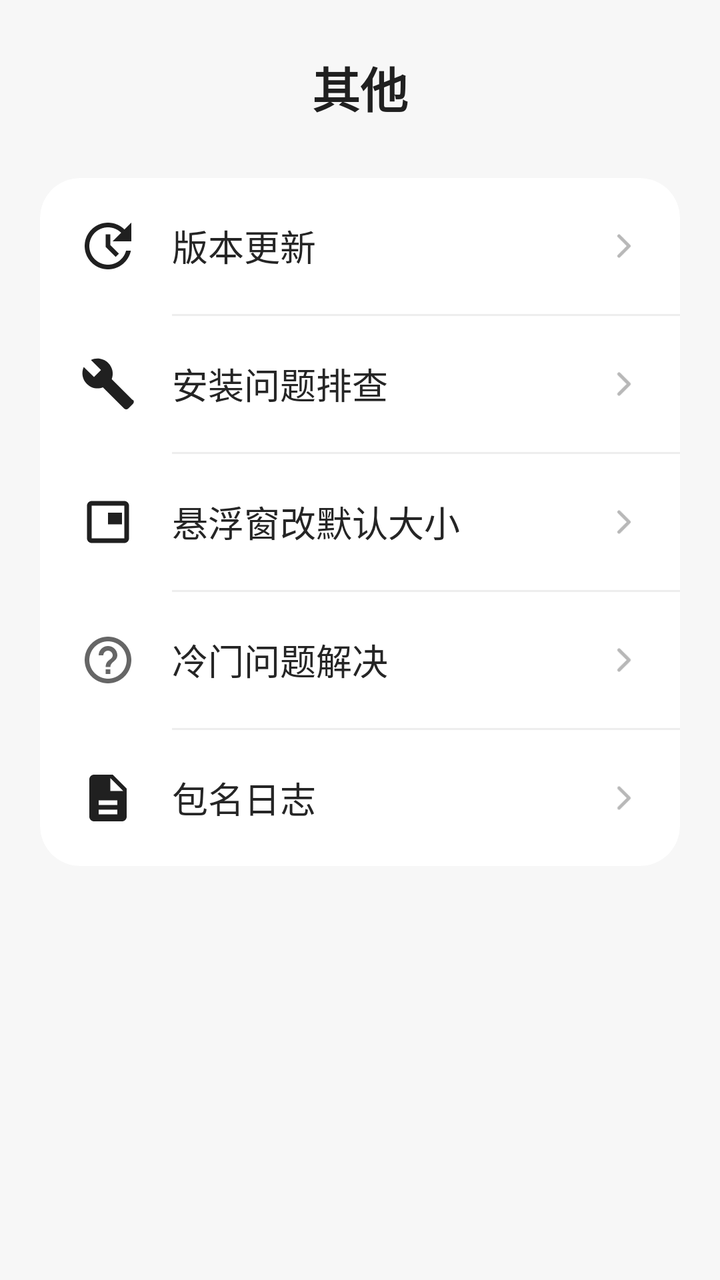
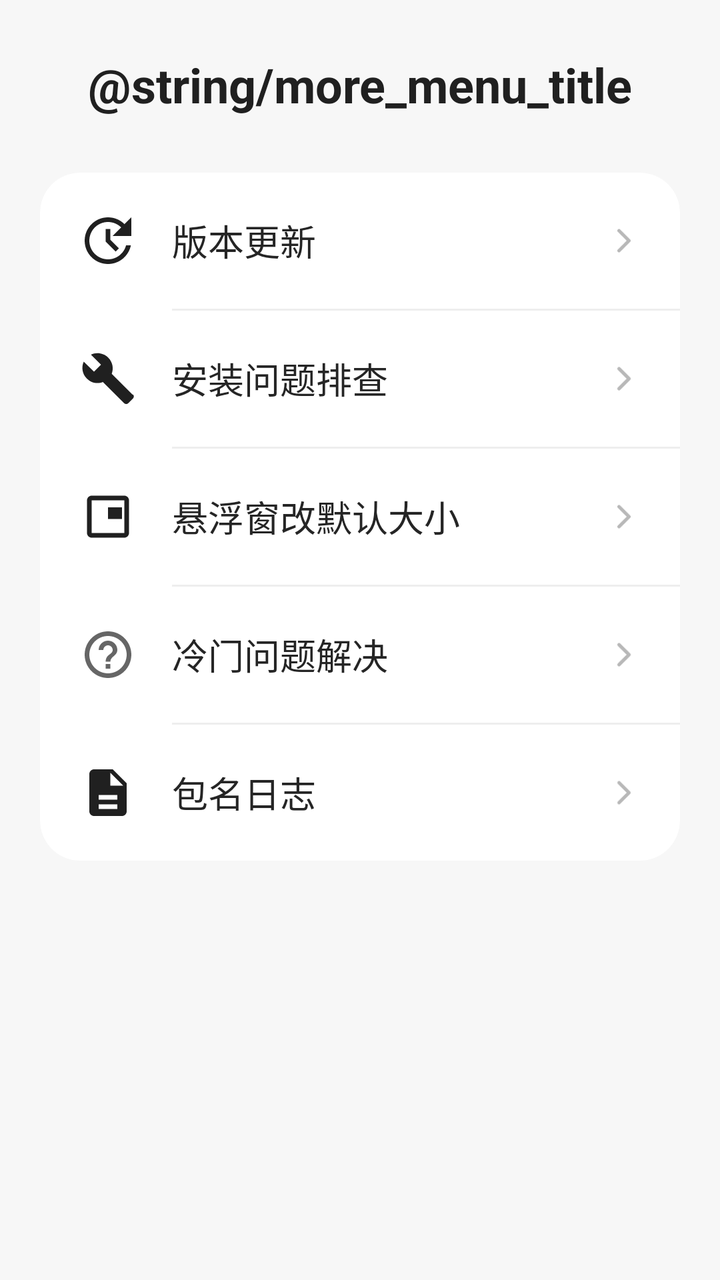

Compare the two renders of this Android layout. The source of the first and the diff that turns it into the second are given below.
<!-- AndroidManifest.xml: application theme Theme.Basic -->
<!-- res/layout/fragment_settings.xml -->
<?xml version="1.0" encoding="utf-8"?>
<ScrollView xmlns:android="http://schemas.android.com/apk/res/android"
    xmlns:app="http://schemas.android.com/apk/res-auto"
    android:layout_width="match_parent"
    android:layout_height="match_parent"
    android:background="#F7F7F7"
    android:clipToPadding="false"
    android:fillViewport="true"
    android:overScrollMode="never">

    <LinearLayout
        android:layout_width="match_parent"
        android:layout_height="wrap_content"
        android:orientation="vertical"
        android:paddingStart="20dp"
        android:paddingTop="26dp"
        android:paddingEnd="20dp"
        android:paddingBottom="32dp">

        <TextView
            android:layout_width="match_parent"
            android:layout_height="wrap_content"
            android:layout_marginBottom="28dp"
            android:gravity="center"
            android:text="@string/other_menu_title"
            android:textColor="#202020"
            android:textSize="24sp"
            android:textStyle="bold" />

        <androidx.cardview.widget.CardView
            android:layout_width="match_parent"
            android:layout_height="wrap_content"
            app:cardBackgroundColor="#FFFFFF"
            app:cardCornerRadius="20dp"
            app:cardElevation="0dp"
            app:cardPreventCornerOverlap="true">

            <LinearLayout
                android:layout_width="match_parent"
                android:layout_height="wrap_content"
                android:orientation="vertical">

                <LinearLayout
                    android:id="@+id/row_version_update"
                    android:layout_width="match_parent"
                    android:layout_height="68dp"
                    android:background="?attr/selectableItemBackground"
                    android:clickable="true"
                    android:focusable="true"
                    android:gravity="center_vertical"
                    android:orientation="horizontal"
                    android:paddingStart="20dp"
                    android:paddingEnd="18dp">

                    <ImageView
                        android:layout_width="28dp"
                        android:layout_height="28dp"
                        android:contentDescription="@null"
                        android:src="@drawable/ic_menu_update" />

                    <LinearLayout
                        android:layout_width="wrap_content"
                        android:layout_height="wrap_content"
                        android:layout_marginStart="18dp"
                        android:gravity="center_vertical"
                        android:orientation="horizontal">

                        <TextView
                            android:layout_width="wrap_content"
                            android:layout_height="wrap_content"
                            android:text="@string/version_update"
                            android:textColor="#252525"
                            android:textSize="18sp" />

                        <TextView
                            android:id="@+id/iv_version_update_red_dot"
                            android:layout_width="16dp"
                            android:layout_height="16dp"
                            android:layout_marginStart="5dp"
                            android:background="@drawable/red_badge_with_1"
                            android:gravity="center"
                            android:includeFontPadding="false"
                            android:text="@string/update_badge_count"
                            android:textColor="#FFFFFF"
                            android:textSize="11sp"
                            android:textStyle="bold"
                            android:visibility="gone" />

                    </LinearLayout>

                    <Space
                        android:layout_width="0dp"
                        android:layout_height="1dp"
                        android:layout_weight="1" />

                    <ImageView
                        android:layout_width="20dp"
                        android:layout_height="20dp"
                        android:contentDescription="@null"
                        android:src="@drawable/ic_menu_chevron" />

                </LinearLayout>

                <View
                    android:layout_width="match_parent"
                    android:layout_height="1dp"
                    android:layout_marginStart="66dp"
                    android:background="#EEEEEE" />

                <LinearLayout
                    android:id="@+id/row_install_troubleshooting"
                    android:layout_width="match_parent"
                    android:layout_height="68dp"
                    android:background="?attr/selectableItemBackground"
                    android:clickable="true"
                    android:focusable="true"
                    android:gravity="center_vertical"
                    android:orientation="horizontal"
                    android:paddingStart="20dp"
                    android:paddingEnd="18dp">

                    <ImageView
                        android:layout_width="28dp"
                        android:layout_height="28dp"
                        android:contentDescription="@null"
                        android:src="@drawable/ic_menu_wrench" />

                    <TextView
                        android:layout_width="0dp"
                        android:layout_height="wrap_content"
                        android:layout_marginStart="18dp"
                        android:layout_weight="1"
                        android:text="@string/install_troubleshooting"
                        android:textColor="#252525"
                        android:textSize="18sp" />

                    <ImageView
                        android:layout_width="20dp"
                        android:layout_height="20dp"
                        android:contentDescription="@null"
                        android:src="@drawable/ic_menu_chevron" />

                </LinearLayout>

                <View
                    android:layout_width="match_parent"
                    android:layout_height="1dp"
                    android:layout_marginStart="66dp"
                    android:background="#EEEEEE" />

                <LinearLayout
                    android:id="@+id/row_floating_settings"
                    android:layout_width="match_parent"
                    android:layout_height="68dp"
                    android:background="?attr/selectableItemBackground"
                    android:clickable="true"
                    android:focusable="true"
                    android:gravity="center_vertical"
                    android:orientation="horizontal"
                    android:paddingStart="20dp"
                    android:paddingEnd="18dp">

                    <ImageView
                        android:layout_width="28dp"
                        android:layout_height="28dp"
                        android:contentDescription="@null"
                        android:src="@drawable/ic_menu_floating" />

                    <TextView
                        android:layout_width="0dp"
                        android:layout_height="wrap_content"
                        android:layout_marginStart="18dp"
                        android:layout_weight="1"
                        android:text="@string/floating_window_settings"
                        android:textColor="#252525"
                        android:textSize="18sp" />

                    <ImageView
                        android:layout_width="20dp"
                        android:layout_height="20dp"
                        android:contentDescription="@null"
                        android:src="@drawable/ic_menu_chevron" />

                </LinearLayout>

                <View
                    android:layout_width="match_parent"
                    android:layout_height="1dp"
                    android:layout_marginStart="66dp"
                    android:background="#EEEEEE" />

                <LinearLayout
                    android:id="@+id/row_special_details"
                    android:layout_width="match_parent"
                    android:layout_height="68dp"
                    android:background="?attr/selectableItemBackground"
                    android:clickable="true"
                    android:focusable="true"
                    android:gravity="center_vertical"
                    android:orientation="horizontal"
                    android:paddingStart="20dp"
                    android:paddingEnd="18dp">

                    <ImageView
                        android:layout_width="28dp"
                        android:layout_height="28dp"
                        android:contentDescription="@null"
                        android:src="@drawable/ic_menu_help" />

                    <TextView
                        android:layout_width="0dp"
                        android:layout_height="wrap_content"
                        android:layout_marginStart="18dp"
                        android:layout_weight="1"
                        android:text="@string/special_details"
                        android:textColor="#252525"
                        android:textSize="18sp" />

                    <ImageView
                        android:layout_width="20dp"
                        android:layout_height="20dp"
                        android:contentDescription="@null"
                        android:src="@drawable/ic_menu_chevron" />

                </LinearLayout>

                <View
                    android:layout_width="match_parent"
                    android:layout_height="1dp"
                    android:layout_marginStart="66dp"
                    android:background="#EEEEEE" />

                <LinearLayout
                    android:id="@+id/row_package_log"
                    android:layout_width="match_parent"
                    android:layout_height="68dp"
                    android:background="?attr/selectableItemBackground"
                    android:clickable="true"
                    android:focusable="true"
                    android:gravity="center_vertical"
                    android:orientation="horizontal"
                    android:paddingStart="20dp"
                    android:paddingEnd="18dp">

                    <ImageView
                        android:layout_width="28dp"
                        android:layout_height="28dp"
                        android:contentDescription="@null"
                        android:src="@drawable/ic_menu_log" />

                    <TextView
                        android:layout_width="0dp"
                        android:layout_height="wrap_content"
                        android:layout_marginStart="18dp"
                        android:layout_weight="1"
                        android:text="@string/package_name_log"
                        android:textColor="#252525"
                        android:textSize="18sp" />

                    <ImageView
                        android:layout_width="20dp"
                        android:layout_height="20dp"
                        android:contentDescription="@null"
                        android:src="@drawable/ic_menu_chevron" />

                </LinearLayout>

            </LinearLayout>

        </androidx.cardview.widget.CardView>

    </LinearLayout>

</ScrollView>
<!-- resources referenced by this layout -->
<resources>
  <!-- drawable ic_menu_chevron (drawable) -->
  <vector xmlns:android="http://schemas.android.com/apk/res/android"
      android:width="24dp"
      android:height="24dp"
      android:viewportWidth="24"
      android:viewportHeight="24">
      <path
          android:fillColor="@android:color/transparent"
          android:pathData="M9,6 L15,12 L9,18"
          android:strokeColor="#B8B8B8"
          android:strokeLineCap="round"
          android:strokeLineJoin="round"
          android:strokeWidth="2" />
  </vector>
  <!-- drawable ic_menu_floating (drawable) -->
  <vector xmlns:android="http://schemas.android.com/apk/res/android"
      android:width="24dp"
      android:height="24dp"
      android:viewportWidth="24"
      android:viewportHeight="24">
      <path
          android:fillColor="#202020"
          android:pathData="M19,3H5c-1.1,0 -2,0.9 -2,2v14c0,1.1 0.9,2 2,2h14c1.1,0 2,-0.9 2,-2V5c0,-1.1 -0.9,-2 -2,-2zM19,19H5V5h14v14zM18,8h-6v5h6V8z" />
  </vector>
  <!-- drawable ic_menu_help (drawable) -->
  <vector xmlns:android="http://schemas.android.com/apk/res/android"
      android:width="24dp"
      android:height="24dp"
      android:viewportWidth="24"
      android:viewportHeight="24">
      <path
          android:fillColor="#FF666666"
          android:pathData="M11,18h2v-2h-2v2zM12,2C6.48,2 2,6.48 2,12s4.48,10 10,10s10,-4.48 10,-10S17.52,2 12,2zM12,20c-4.41,0 -8,-3.59 -8,-8s3.59,-8 8,-8s8,3.59 8,8s-3.59,8 -8,8zM12,6c-2.21,0 -4,1.79 -4,4h2c0,-1.1 0.9,-2 2,-2s2,0.9 2,2c0,2 -3,1.75 -3,5h2c0,-2.25 3,-2.5 3,-5c0,-2.21 -1.79,-4 -4,-4z" />
  </vector>
  <!-- drawable ic_menu_log (drawable) -->
  <vector xmlns:android="http://schemas.android.com/apk/res/android"
      android:width="24dp"
      android:height="24dp"
      android:viewportWidth="24"
      android:viewportHeight="24">
      <path
          android:fillColor="#202020"
          android:pathData="M14,2H6c-1.1,0 -2,0.9 -2,2v16c0,1.1 0.9,2 2,2h12c1.1,0 2,-0.9 2,-2V8l-6,-6zM13,9V3.5L18.5,9H13zM8,13h8v2H8v-2zM8,17h8v2H8v-2z" />
  </vector>
  <!-- drawable ic_menu_update (drawable) -->
  <vector xmlns:android="http://schemas.android.com/apk/res/android"
      android:width="24dp"
      android:height="24dp"
      android:viewportWidth="24"
      android:viewportHeight="24">
      <path
          android:fillColor="#202020"
          android:pathData="M12,2C6.48,2 2,6.48 2,12s4.48,10 10,10c4.84,0 8.87,-3.44 9.8,-8h-2.06c-0.9,3.44 -4.03,6 -7.74,6 -4.42,0 -8,-3.58 -8,-8s3.58,-8 8,-8c2.21,0 4.21,0.9 5.66,2.34L14,10h8V2l-2.93,2.93C17.26,3.12 14.76,2 12,2zM11,7v5.41l4.29,4.29 1.41,-1.41 -3.7,-3.7V7h-2z" />
  </vector>
  <!-- drawable ic_menu_wrench (drawable) -->
  <vector xmlns:android="http://schemas.android.com/apk/res/android"
      android:width="24dp"
      android:height="24dp"
      android:viewportWidth="24"
      android:viewportHeight="24">
      <path
          android:fillColor="#202020"
          android:pathData="M22.7,19l-9.1,-9.1c0.9,-2.3 0.4,-5 -1.5,-6.9c-2,-2 -5,-2.4 -7.4,-1.3l4.3,4.3l-3,3l-4.4,-4.3c-1.1,2.4 -0.6,5.3 1.3,7.2c1.9,1.9 4.6,2.5 6.9,1.5l9.1,9.1c0.5,0.5 1.3,0.5 1.8,0l2,-2c0.5,-0.5 0.5,-1.3 0,-1.8z" />
  </vector>
  <!-- drawable red_badge_with_1 (drawable) -->
  <?xml version="1.0" encoding="utf-8"?>
  <shape xmlns:android="http://schemas.android.com/apk/res/android"
      android:shape="oval">
      <solid android:color="#F44336" />
      <size
          android:width="16dp"
          android:height="16dp" />
  </shape>
  <string name="floating_window_settings">悬浮窗改默认大小</string>
  <string name="install_troubleshooting">安装问题排查</string>
  <string name="other_menu_title">其他</string>
  <string name="package_name_log">包名日志</string>
  <string name="special_details">冷门问题解决</string>
  <string name="update_badge_count" translatable="false">1</string>
  <string name="version_update">版本更新</string>
  <style name="Theme.Basic" parent="Base.Theme.Basic" />
  <style name="Base.Theme.Basic" parent="Theme.Material3.DayNight.NoActionBar">
          
          
      </style>
</resources>

<!-- the commit's change to res/layout/fragment_settings.xml (unified diff, before → after) -->
@@ -22,7 +22,7 @@
             android:layout_height="wrap_content"
             android:layout_marginBottom="28dp"
             android:gravity="center"
-            android:text="@string/other_menu_title"
+            android:text="@string/more_menu_title"
             android:textColor="#202020"
             android:textSize="24sp"
             android:textStyle="bold" />
<!-- resource entries referenced after the edit -->
@@ -75,7 +75,6 @@
   </shape>
   <string name="floating_window_settings">悬浮窗改默认大小</string>
   <string name="install_troubleshooting">安装问题排查</string>
-  <string name="other_menu_title">其他</string>
   <string name="package_name_log">包名日志</string>
   <string name="special_details">冷门问题解决</string>
   <string name="update_badge_count" translatable="false">1</string>
